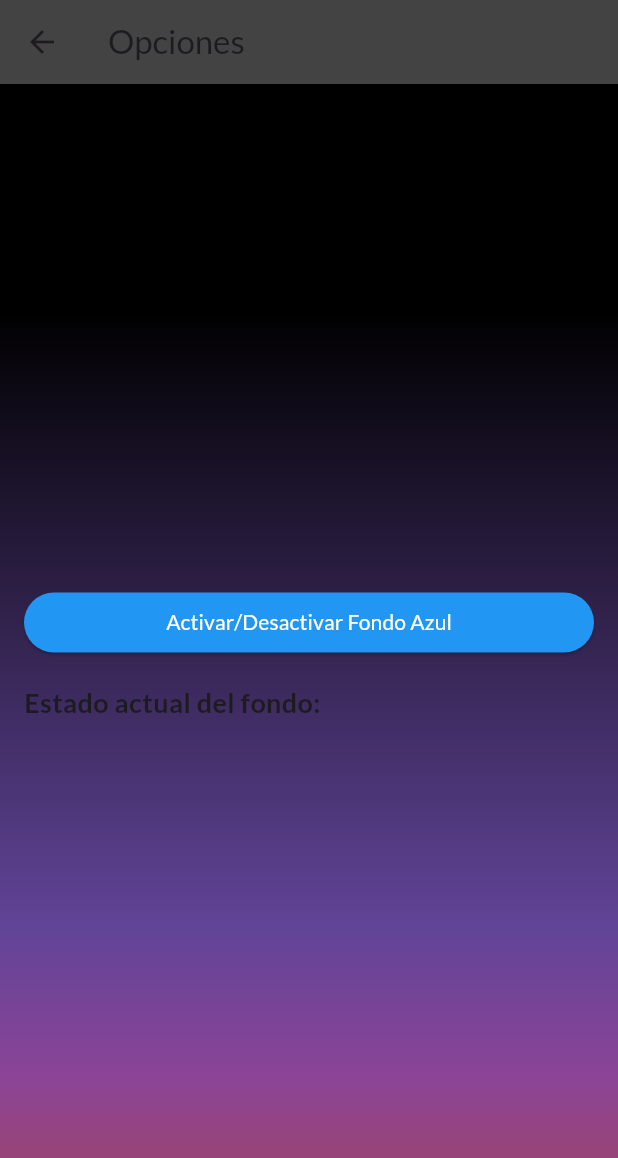
After one commit to gonzaSala/controlDeGastos-App, a Flutter app: the Settings screen opened by its route, on a phone screen of 412 x 824 dp. The commit adds this screen. Shown: the top 1158 px of the screen. Run offline on Flutter 3.47's test engine with Material 3 defaults, Android fonts, the phone set to English and light mode, and no system bars; our stand-ins replace cloud_firestore, firebase_auth, firebase_core, fl_chart, flutter_local_notifications, font_awesome_flutter and 4 more; accounts and stored records are empty.

Commit message:
agregamos el setting

```diff
--- a/lib/screens/addPage.dart
+++ b/lib/screens/addPage.dart
@@ -1,5 +1,3 @@
-import 'dart:ffi';
-
 import 'package:cloud_firestore/cloud_firestore.dart';
 import 'package:control_gastos/states/login_state.dart';
 import 'package:control_gastos/widgets/category_selector_widget.dart';
--- a/lib/screens/detailsPageContainer.dart
+++ b/lib/screens/detailsPageContainer.dart
@@ -21,6 +21,9 @@ class DetailsPageContainer extends StatelessWidget {
 
   @override
   Widget build(BuildContext context) {
+    print('DetailsPageContainer - Building widget');
+    print(
+        'DetailsPageContainer - Params: ${params.categoryName}, ${params.month}');
     return Consumer<expensesRepository>(
       builder: (BuildContext context, expensesRepository db, Widget? child) {
         var _query = db.queryByCategory(params.month, params.categoryName);
--- a/lib/screens/homePage.dart
+++ b/lib/screens/homePage.dart
@@ -88,7 +88,9 @@ class _HomePageState extends State<HomePage> {
                   width: 48.0,
                 ),
                 _bottomAction(Icons.settings, () {
-                  setState(() {});
+                  setState(() {
+                    Navigator.of(context).pushNamed('/settings');
+                  });
                 }),
                 _bottomAction(Icons.exit_to_app_rounded, () {
                   Provider.of<LoginState>(context, listen: false).logout();
@@ -152,7 +154,7 @@ class _HomePageState extends State<HomePage> {
               return MonthWidget(
                 days: daysInMonth(currentPage + 1),
                 documents: data.data?.docs ?? [],
-                month: currentPage,
+                month: currentPage + 1,
                 graphType: currentType,
                 categoryIcons: {},
                 details: data.data?.docs[0]['details'],
--- /dev/null
+++ b/lib/screens/settingScreen.dart
@@ -0,0 +1,42 @@
+import 'package:flutter/material.dart';
+
+class Settings extends StatelessWidget {
+  @override
+  Widget build(BuildContext context) {
+    return Scaffold(
+      appBar: AppBar(
+        title: Text('Opciones'),
+      ),
+      body: Padding(
+        padding: const EdgeInsets.all(16.0),
+        child: Column(
+          mainAxisAlignment: MainAxisAlignment.center,
+          crossAxisAlignment: CrossAxisAlignment.stretch,
+          children: [
+            ElevatedButton(
+              onPressed: () {
+                (context as Element).markNeedsBuild();
+              },
+              style: ElevatedButton.styleFrom(
+                primary: Colors.blue,
+              ),
+              child: Text(
+                'Activar/Desactivar Fondo Azul',
+                style: TextStyle(color: Colors.white),
+              ),
+            ),
+            SizedBox(height: 16.0),
+            Text(
+              'Estado actual del fondo:',
+              style: TextStyle(
+                fontSize: 18.0,
+                fontWeight: FontWeight.bold,
+              ),
+            ),
+            SizedBox(height: 8.0),
+          ],
+        ),
+      ),
+    );
+  }
+}
--- /dev/null
+++ b/lib/screens/ui/backgroundTheme.dart
@@ -0,0 +1,53 @@
+import 'package:flutter/material.dart';
+
+class BackgroundContainerObscure extends StatelessWidget {
+  final Widget child;
+
+  const BackgroundContainerObscure({required this.child});
+
+  @override
+  Widget build(BuildContext context) {
+    return Container(
+      decoration: BoxDecoration(
+        gradient: LinearGradient(
+          colors: [
+            Color(0xff000000),
+            Color(0xff614497),
+            Color(0xff8b4497),
+            Color(0xff97447a),
+          ],
+          stops: [0.25, 0.75, 0.87, 0.93],
+          begin: Alignment.topCenter,
+          end: Alignment.bottomCenter,
+        ),
+      ),
+      child: child,
+    );
+  }
+}
+
+class BackgroundContainerWhithe extends StatelessWidget {
+  final Widget child;
+
+  const BackgroundContainerWhithe({required this.child});
+
+  @override
+  Widget build(BuildContext context) {
+    return Container(
+      decoration: BoxDecoration(
+        gradient: LinearGradient(
+          colors: [
+            Color(0xffc4c4c4), // Color más claro
+            Color(0xffa3a3a3),
+            Color(0xff7e7e7e),
+            Color(0xff5b5b5b), // Color más claro
+          ],
+          stops: [0.25, 0.5, 0.75, 0.93], // Ajusta según sea necesario
+          begin: Alignment.topCenter,
+          end: Alignment.bottomCenter,
+        ),
+      ),
+      child: child,
+    );
+  }
+}
--- a/lib/states/login_state.dart
+++ b/lib/states/login_state.dart
@@ -3,6 +3,7 @@ import 'package:control_gastos/screens/homePage.dart';
 import 'package:firebase_auth/firebase_auth.dart';
 import 'package:flutter/material.dart';
 import 'package:google_sign_in/google_sign_in.dart';
+
 import 'package:provider/provider.dart';
 
 class LoginState with ChangeNotifier {
```
Also changed, not shown: lib/expenses_repository.dart (+1 -63 lines), lib/main.dart (+8 -39 lines), lib/screens/detailsPage.dart (+2 -14 lines), lib/screens/groupLogin.dart (+8 -1 lines), lib/widgets/month_widget.dart (+0 -15 lines).
